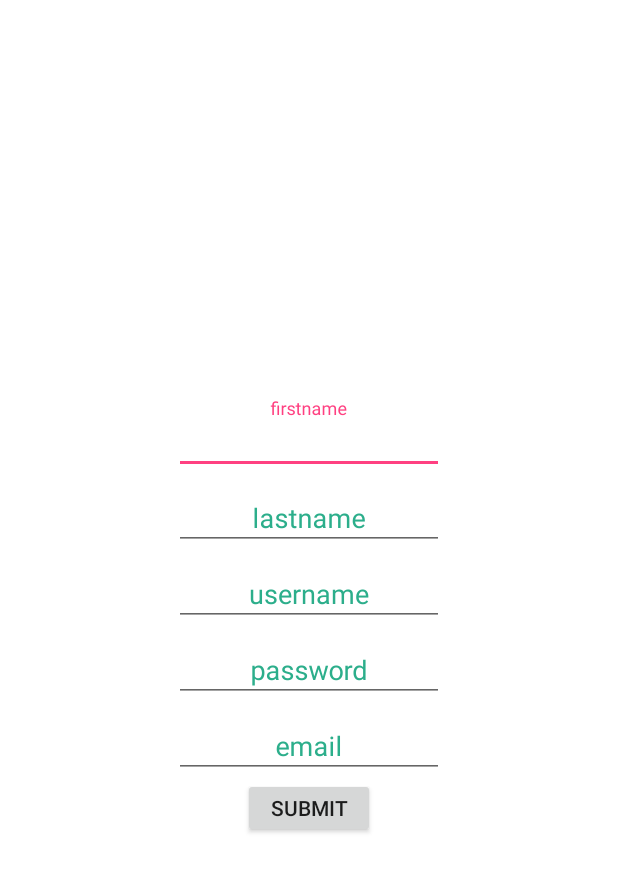
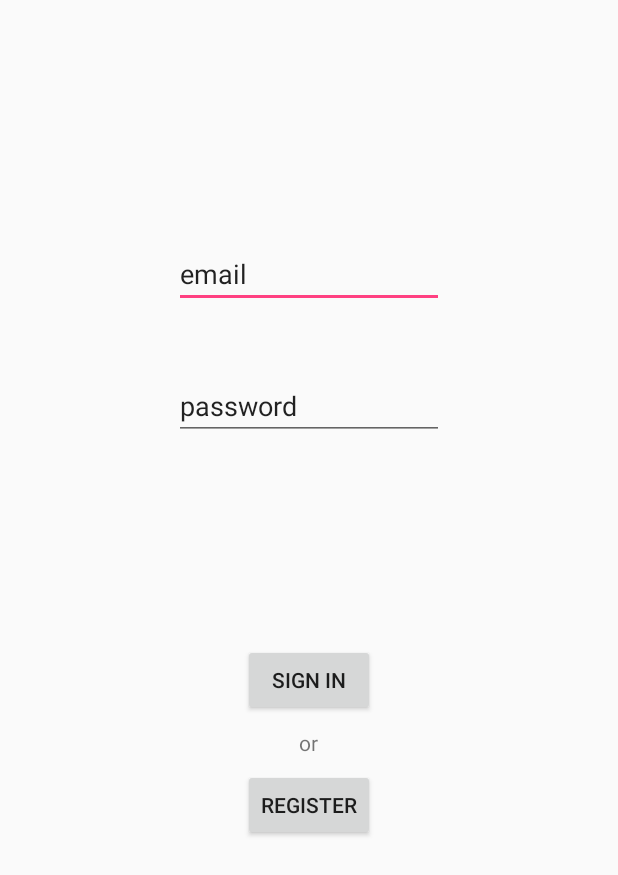
Before and after one commit to stek93/ChatApp, an Android app: the fragment EmailLoginFragment shown on its own in the app's theme, on a phone screen of 412 x 824 dp. Shown: the top 875 px of the screen. Run offline under Robolectric (Android 15) with nearby library versions, the phone set to English and light mode, and no system bars; our stand-ins replace ButterKnife, Firebase (no records; nobody signed in at launch, a user with empty details on screens opened directly).

Commit message:
Registration with email

```diff
--- a/app/src/main/java/com/example/skajkut/chatapp/EmailLoginFragment.java
+++ b/app/src/main/java/com/example/skajkut/chatapp/EmailLoginFragment.java
@@ -69,6 +69,11 @@ public class EmailLoginFragment extends Fragment {
         registratLayout.setVisibility(View.VISIBLE);
     }
 
+    @OnClick(R.id.btn_closeRegistration)
+    public void onRegisterClose(){
+        loginLayout.setVisibility(View.VISIBLE);
+        registratLayout.setVisibility(View.GONE);
+    }
 
     @OnClick(R.id.btn_submitRegistration)
     public void registration(){
--- a/app/src/main/res/layout/fragment_email_login.xml
+++ b/app/src/main/res/layout/fragment_email_login.xml
@@ -17,7 +17,7 @@
         app:layout_constraintLeft_toLeftOf="parent"
         app:layout_constraintTop_toTopOf="parent"
         app:layout_constraintBottom_toBottomOf="parent"
-        android:visibility="visible">
+        android:visibility="gone">
 
         <android.support.design.widget.TextInputLayout
             android:layout_width="180dp"
@@ -99,6 +99,12 @@
             android:layout_width="wrap_content"
             android:layout_height="40dp"
             android:text="@string/submit"/>
+        <Button
+            android:id="@+id/btn_closeRegistration"
+            android:layout_width="wrap_content"
+            android:layout_height="40dp"
+            android:text="@string/close"/>
+
 
     </LinearLayout>
 
@@ -114,7 +120,7 @@
         android:layout_marginTop="8dp"
         app:layout_constraintBottom_toBottomOf="parent"
         android:layout_marginBottom="8dp"
-        android:visibility="gone">
+        android:visibility="visible">
 
         <EditText
             android:layout_width="180dp"
--- a/app/src/main/res/values/strings.xml
+++ b/app/src/main/res/values/strings.xml
@@ -13,4 +13,5 @@
     <string name="lastname">lastname</string>
     <string name="email">email</string>
     <string name="submit">Submit</string>
+    <string name="close">Close</string>
 </resources>
```
Also changed, not shown: app/src/main/java/com/example/skajkut/chatapp/LoginFragment.java (+17 -2 lines).
